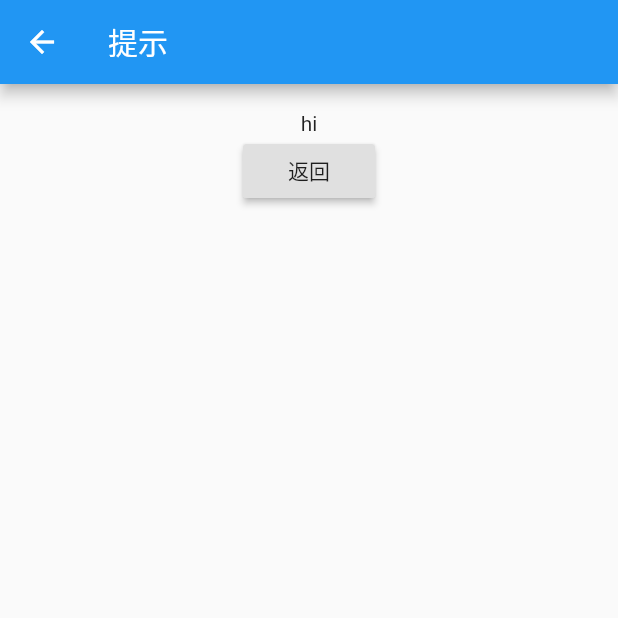
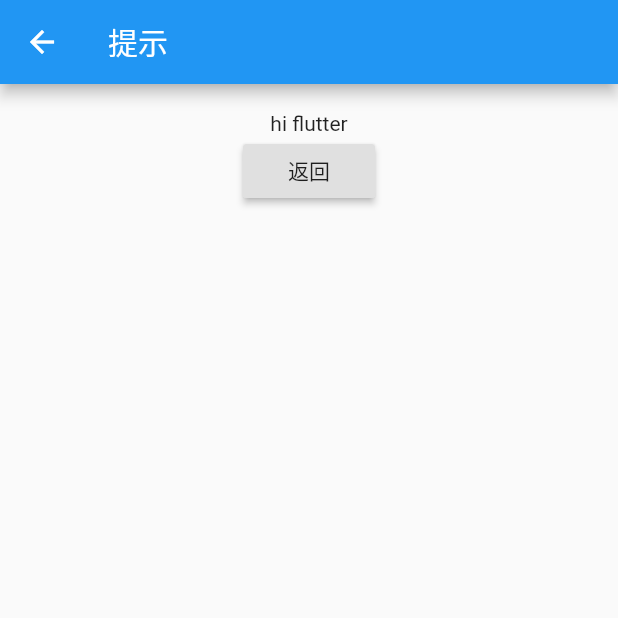
Before and after one commit to Jiyr0119/myFlutter, a Flutter app: the screen it shows after launch, after a tap on "RouterTestRoute", on a phone screen of 412 x 824 dp, the top half of it. Run offline on Flutter 3.47's test engine with Material 2 defaults, Android fonts, the phone set to English and light mode, and no system bars.

Commit message:
change arg

```diff
--- a/lib/main.dart
+++ b/lib/main.dart
@@ -213,7 +213,7 @@ class _MyHomePageState extends State<MyHomePage> {
                 //   return NewRoute();
                 // }));
                 // Navigator.pushNamed(context, "new_page");
-                Navigator.of(context).pushNamed("new_page", arguments: "hi");
+                Navigator.of(context).pushNamed("new_page", arguments: "hi flutter");
               },
             ),
             FlatButton(
@@ -223,7 +223,7 @@ class _MyHomePageState extends State<MyHomePage> {
                 // Navigator.push(context, MaterialPageRoute(builder: (context) {
                 //   return RouterTestRoute();
                 // }));
-                Navigator.of(context).pushNamed("tip2", arguments: "hi");
+                Navigator.of(context).pushNamed("tip2", arguments: "hi flutter");
               },
             )
           ],
```
